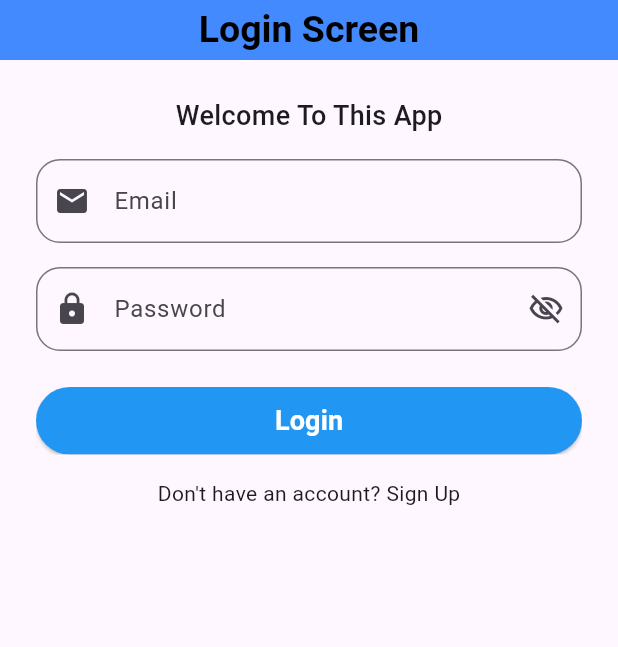
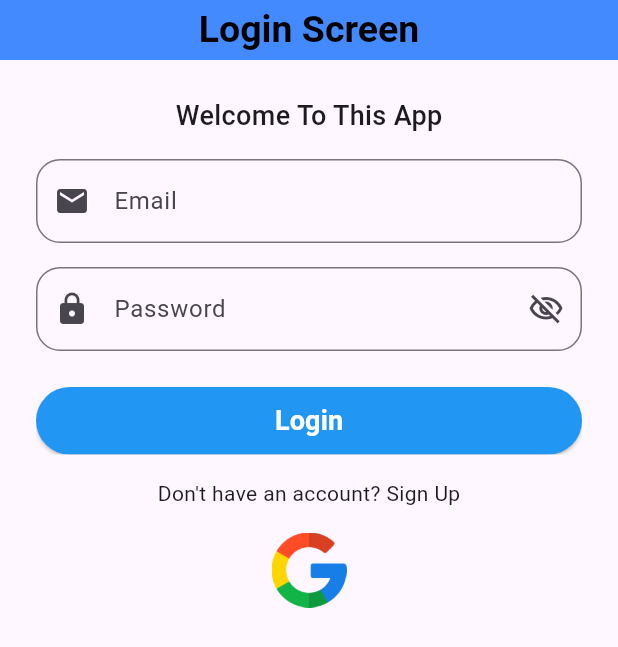
Before and after one commit to buildwithayush/learnemailauthenticaton, a Flutter app: the screen it shows after launch, on a phone screen of 412 x 824 dp. Shown: the top 647 px of the screen. Run offline on Flutter 3.47's test engine with Material 3 defaults, Android fonts, the phone set to English and light mode, and no system bars; our stand-ins replace firebase_auth, firebase_core, google_sign_in; accounts and stored records are empty.

Commit message:
Done Authentication With Google

```diff
--- a/lib/screens/home_screen.dart
+++ b/lib/screens/home_screen.dart
@@ -21,7 +21,7 @@ class HomeScreen extends StatelessWidget {
       ),
       body: const Center(
         child: Text(
-          "Welcome to the Home Screen",
+          "Welcome to the Home Screen // Auth With Google ",
           style: TextStyle(fontSize: 18.0, fontWeight: FontWeight.w500),
         ),
       ),
--- a/lib/screens/login_screen.dart
+++ b/lib/screens/login_screen.dart
@@ -71,6 +71,20 @@ class _LoginScreenState extends State<LoginScreen> {
               ),
               child: Text("Don't have an account? Sign Up"),
             ),
+            const SizedBox(height: 16.0),
+
+            /// Google Sign-In Button
+            GestureDetector(
+              onTap: () async {
+                LoginController controller = LoginController();
+                await controller.googleSignIn(context);
+              },
+              child: const Image(
+                image: AssetImage('assets/icons/google.png'),
+                height: 50,
+                width: 50,
+              ),
+            ),
           ],
         ),
       ),
```
Also changed, not shown: lib/controller/login_controller.dart (+40 -1 lines), pubspec.yaml (+4 -3 lines), assets/icons/google.png (added), pubspec.lock, 1 other file.
